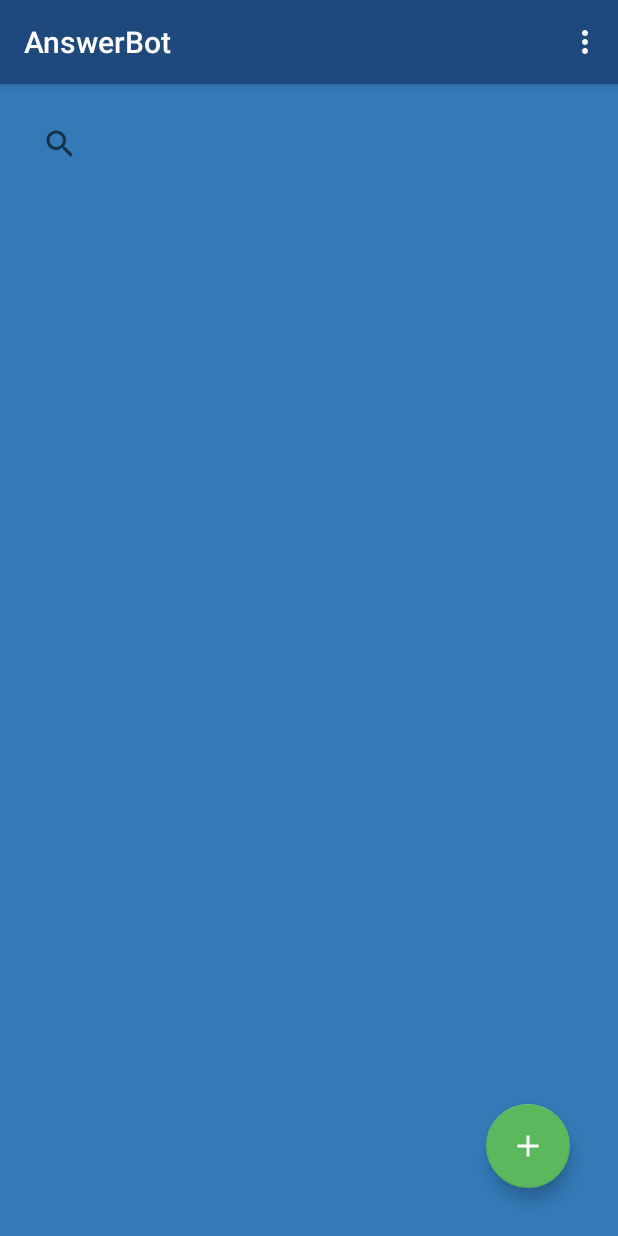
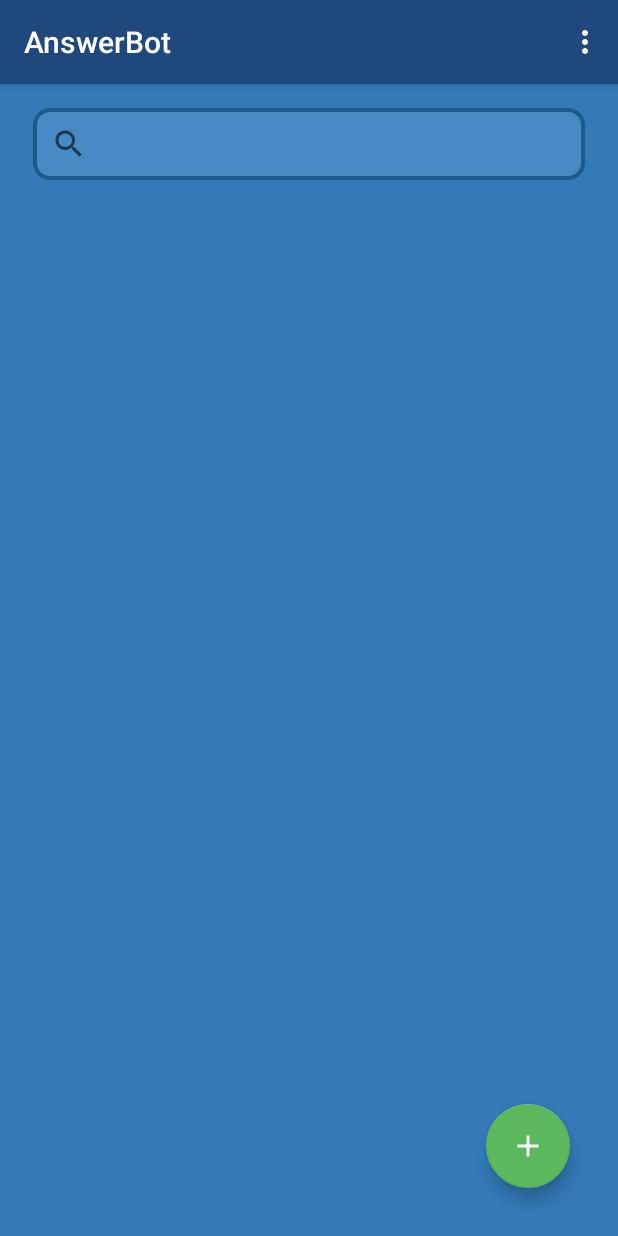
Before and after one commit to HugoWang/AnswerBot, an Android app: the HomeActivity screen opened directly, with no data from a screen before it, on a phone screen of 412 x 824 dp. Run offline under Robolectric (Android 15) with nearby library versions, the phone set to English and light mode, and no system bars; 2 statements that could not run were skipped.

Commit message:
Made the searchView on homepage look better.

```diff
--- a/app/src/main/java/com/example/kaiwang/answerbot/HomeActivity.java
+++ b/app/src/main/java/com/example/kaiwang/answerbot/HomeActivity.java
@@ -6,9 +6,12 @@ import android.provider.Settings;
 import android.support.design.widget.FloatingActionButton;
 import android.support.v7.app.AppCompatActivity;
 import android.os.Bundle;
+import android.util.Log;
+import android.view.KeyEvent;
 import android.view.Menu;
 import android.view.MenuItem;
 import android.view.View;
+import android.view.inputmethod.InputMethodManager;
 import android.widget.AdapterView;
 import android.widget.ListAdapter;
 import android.widget.ListView;
@@ -57,14 +60,15 @@ public class HomeActivity extends AppCompatActivity implements AdapterView.OnIte
                     } catch (JSONException e) {
                         e.printStackTrace();
                     }
-                myAdapter = new CustomAdapter(HomeActivity.this, values);
-                myListView.setAdapter(myAdapter);
-                myListView.setOnItemClickListener(HomeActivity.this);
+                    myAdapter = new CustomAdapter(HomeActivity.this, values);
+                    myListView.setAdapter(myAdapter);
+                    myListView.setOnItemClickListener(HomeActivity.this);
                 }
             }
 
         });
         SearchView search = (SearchView) findViewById(R.id.input);
+        search.setQueryHint("Search");
         search.setOnQueryTextListener(new SearchView.OnQueryTextListener() {
             @Override
             public boolean onQueryTextSubmit(String query) {
@@ -73,6 +77,7 @@ public class HomeActivity extends AppCompatActivity implements AdapterView.OnIte
 
             @Override
             public boolean onQueryTextChange(String newText) {
+                Log.i("Debugging:",newText);
                 doSearch(newText);
                 updateView();
                 return false;
@@ -151,6 +156,5 @@ public class HomeActivity extends AppCompatActivity implements AdapterView.OnIte
         bundle.putString("user_id", UserID);
         toRecommend.putExtras(bundle);
         startActivity(toRecommend);
-
     }
 }
--- /dev/null
+++ b/app/src/main/res/drawable/searchview.xml
@@ -0,0 +1,20 @@
+<?xml version="1.0" encoding="utf-8"?>
+<inset android:insetLeft="1.0px" android:insetRight="1.0px" android:insetTop="0.0px" android:insetBottom="1.0px"
+    xmlns:android="http://schemas.android.com/apk/res/android">
+    <selector>
+        <item android:state_pressed="true">
+            <shape>
+                <solid android:color="#4d93d0"/>
+                <corners android:radius="11.0dip" />
+            </shape>
+        </item>
+        <item>
+            <shape>
+                <stroke android:width="4.0px" android:color="#1c598d" />
+                <solid android:color="#488ac3"/>
+                <corners android:radius="10.0dip" />
+
+            </shape>
+        </item>
+    </selector>
+</inset>
--- a/app/src/main/res/layout/activity_home.xml
+++ b/app/src/main/res/layout/activity_home.xml
@@ -14,7 +14,11 @@
         android:layout_width="match_parent"
         android:hint="@string/searchHint"
         android:layout_height="wrap_content"
-        android:id="@+id/input"/>
+        android:id="@+id/input"
+        android:layout_marginLeft="5dp"
+        android:layout_marginRight="5dp"
+        android:background="@drawable/searchview"/>
+
     <android.support.design.widget.CoordinatorLayout
         android:layout_width="match_parent"
         android:layout_height="match_parent">
```
Also changed, not shown: 1 other file.
